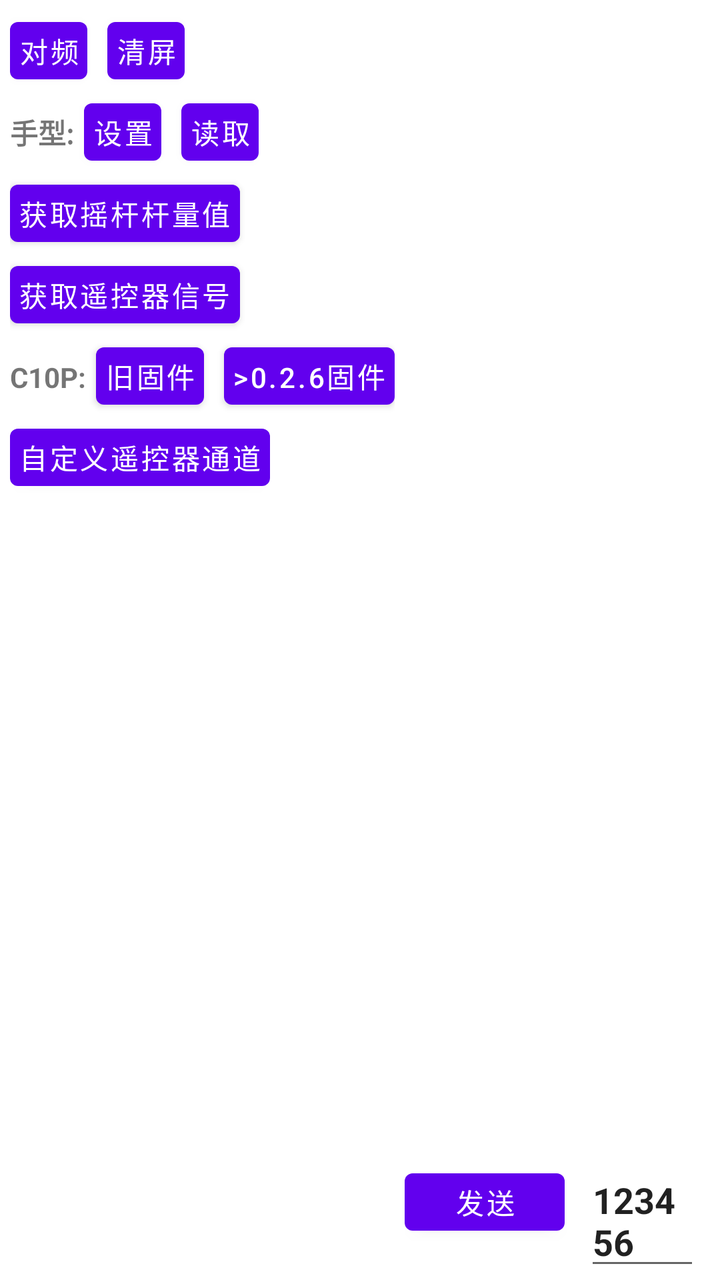
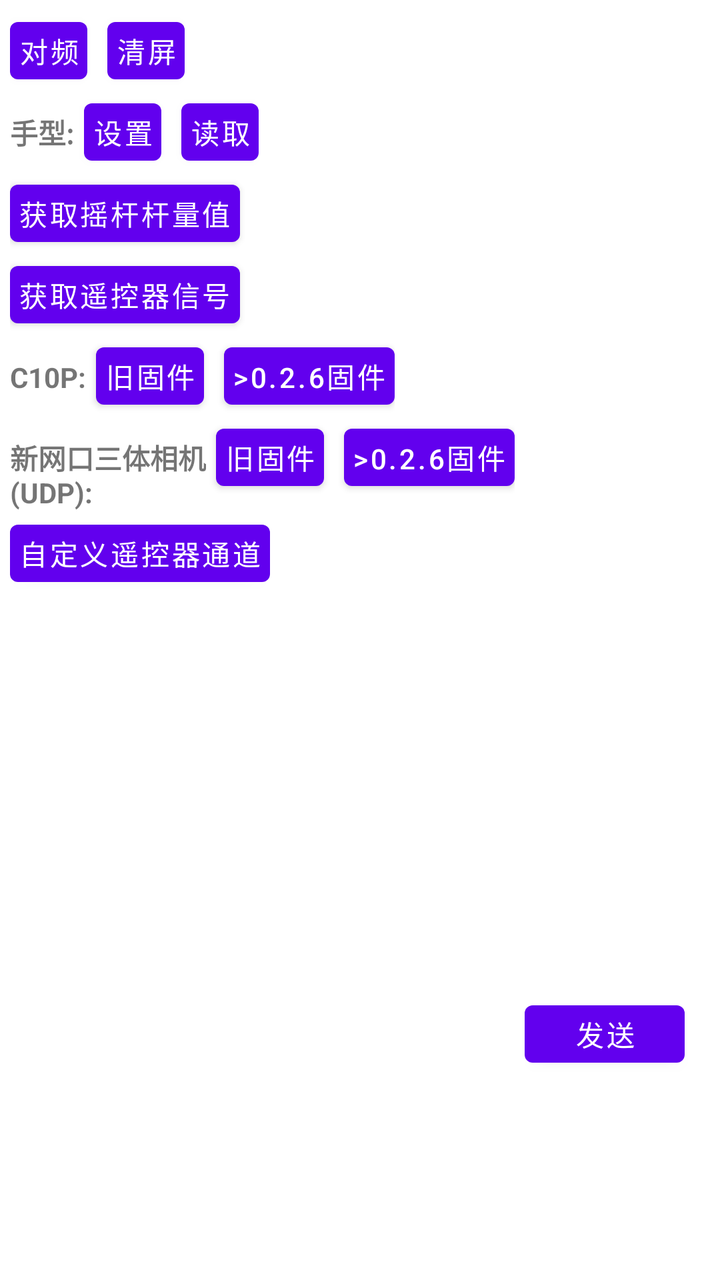

Two renders of the same Android screen: before a commit and after it. Below are the layout's source before the change and the commit's diff.
<!-- AndroidManifest.xml: application theme Theme.RCSDK_Demo -->
<!-- res/layout/activity_home.xml -->
<?xml version="1.0" encoding="utf-8"?>
<LinearLayout xmlns:android="http://schemas.android.com/apk/res/android"
    android:layout_width="match_parent"
    android:layout_height="match_parent"
    android:orientation="horizontal">

    <ScrollView
        android:layout_width="wrap_content"
        android:layout_height="match_parent">

        <LinearLayout
            android:layout_width="wrap_content"
            android:layout_height="wrap_content"
            android:orientation="vertical"
            android:padding="5dp">

            <LinearLayout
                android:layout_width="wrap_content"
                android:layout_height="wrap_content"
                android:orientation="horizontal">

                <Button
                    android:id="@+id/btn_pairing"
                    style="@style/smallButton"
                    android:layout_marginEnd="10dp"
                    android:text="对频" />

                <Button
                    android:id="@+id/btn_clear"
                    style="@style/smallButton"
                    android:text="清屏" />

            </LinearLayout>

            <LinearLayout
                android:layout_width="wrap_content"
                android:layout_height="wrap_content"
                android:gravity="center_vertical"
                android:orientation="horizontal">

                <TextView
                    android:layout_width="wrap_content"
                    android:layout_height="wrap_content"
                    android:layout_marginEnd="5dp"
                    android:text="手型:"
                    android:textStyle="bold" />

                <Button
                    android:id="@+id/btn_set_control_mode"
                    style="@style/smallButton"
                    android:layout_marginEnd="10dp"
                    android:text="设置" />

                <Button
                    android:id="@+id/btn_get_control_mode"
                    style="@style/smallButton"
                    android:text="读取" />
            </LinearLayout>

            <Button
                android:id="@+id/btn_get_channels"
                style="@style/smallButton"
                android:text="获取摇杆杆量值" />

            <Button
                android:id="@+id/btn_get_signal"
                style="@style/smallButton"
                android:text="获取遥控器信号" />

            <LinearLayout
                android:layout_width="wrap_content"
                android:layout_height="wrap_content"
                android:orientation="horizontal">

                <TextView
                    android:layout_width="wrap_content"
                    android:layout_height="wrap_content"
                    android:layout_marginEnd="5dp"
                    android:text="C10P:"
                    android:textStyle="bold" />

                <Button
                    android:id="@+id/btn_akey"
                    style="@style/smallButton"
                    android:layout_marginEnd="10dp"
                    android:text="旧固件" />

                <Button
                    android:id="@+id/btn_akey_027"
                    style="@style/smallButton"
                    android:text=">0.2.6固件" />
            </LinearLayout>

            <Button
                android:id="@+id/btn_rc_buttons"
                style="@style/smallButton"
                android:text="自定义遥控器通道" />
        </LinearLayout>
    </ScrollView>

    <LinearLayout
        android:layout_width="0dp"
        android:layout_height="match_parent"
        android:layout_weight="1"
        android:orientation="vertical">

        <TextView
            android:id="@+id/tv_info"
            android:layout_width="wrap_content"
            android:layout_height="0dp"
            android:layout_margin="16dp"
            android:layout_weight="1" />


        <LinearLayout
            android:layout_width="match_parent"
            android:layout_height="wrap_content"
            android:orientation="horizontal">

            <Button
                android:id="@+id/btn_send"
                style="@style/smallButton"
                android:minWidth="80dp"
                android:text="发送" />

            <EditText
                android:id="@+id/et_data"
                android:layout_width="match_parent"
                android:layout_height="wrap_content"
                android:layout_marginLeft="10dp"
                android:layout_marginRight="10dp"
                android:text="123456"
                android:textStyle="bold" />
        </LinearLayout>
    </LinearLayout>

</LinearLayout>
<!-- resources referenced by this layout -->
<resources>
  <style name="smallButton">
          <item name="android:layout_width">wrap_content</item>
          <item name="android:layout_height">wrap_content</item>
          <item name="android:minHeight">0dp</item>
          <item name="android:minWidth">0dp</item>
          <item name="android:padding">4dp</item>
      </style>
  <style name="Theme.RCSDK_Demo" parent="Theme.MaterialComponents.DayNight.DarkActionBar">
          
          <item name="colorPrimary">@color/purple_500</item>
          <item name="colorPrimaryVariant">@color/purple_700</item>
          <item name="colorOnPrimary">@color/white</item>
          
          <item name="colorSecondary">@color/teal_200</item>
          <item name="colorSecondaryVariant">@color/teal_700</item>
          <item name="colorOnSecondary">@color/black</item>
          
          <item name="android:statusBarColor" tools:targetApi="l">?attr/colorPrimaryVariant</item>
          
      </style>
  <color name="purple_500">#FF6200EE</color>
  <color name="purple_700">#FF3700B3</color>
  <color name="white">#FFFFFFFF</color>
  <color name="teal_200">#FF03DAC5</color>
  <color name="teal_700">#FF018786</color>
  <color name="black">#FF000000</color>
</resources>

<!-- the commit's change to res/layout/activity_home.xml (unified diff, before → after) -->
@@ -91,6 +91,30 @@
                     android:text=">0.2.6固件" />
             </LinearLayout>
 
+            <LinearLayout
+                android:layout_width="wrap_content"
+                android:layout_height="wrap_content"
+                android:orientation="horizontal">
+
+                <TextView
+                    android:layout_width="wrap_content"
+                    android:layout_height="48dp"
+                    android:layout_marginEnd="5dp"
+                    android:text="新网口三体相机\n(UDP):"
+                    android:textStyle="bold" />
+
+                <Button
+                    android:id="@+id/btn_led"
+                    style="@style/smallButton"
+                    android:layout_marginEnd="10dp"
+                    android:text="旧固件" />
+
+                <Button
+                    android:id="@+id/btn_led_027"
+                    style="@style/smallButton"
+                    android:text=">0.2.6固件" />
+            </LinearLayout>
+
             <Button
                 android:id="@+id/btn_rc_buttons"
                 style="@style/smallButton"
